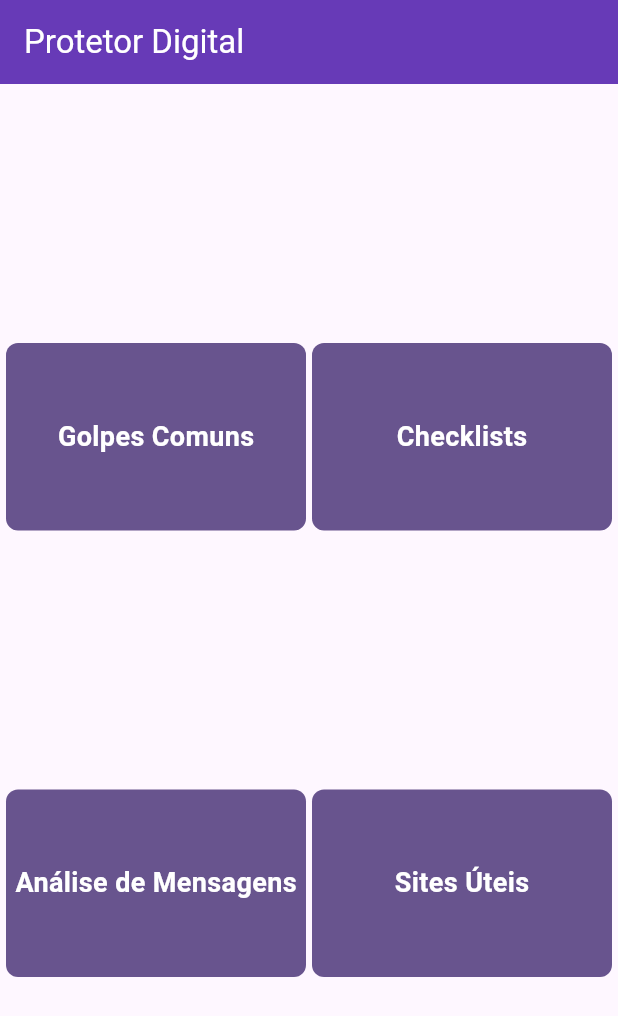
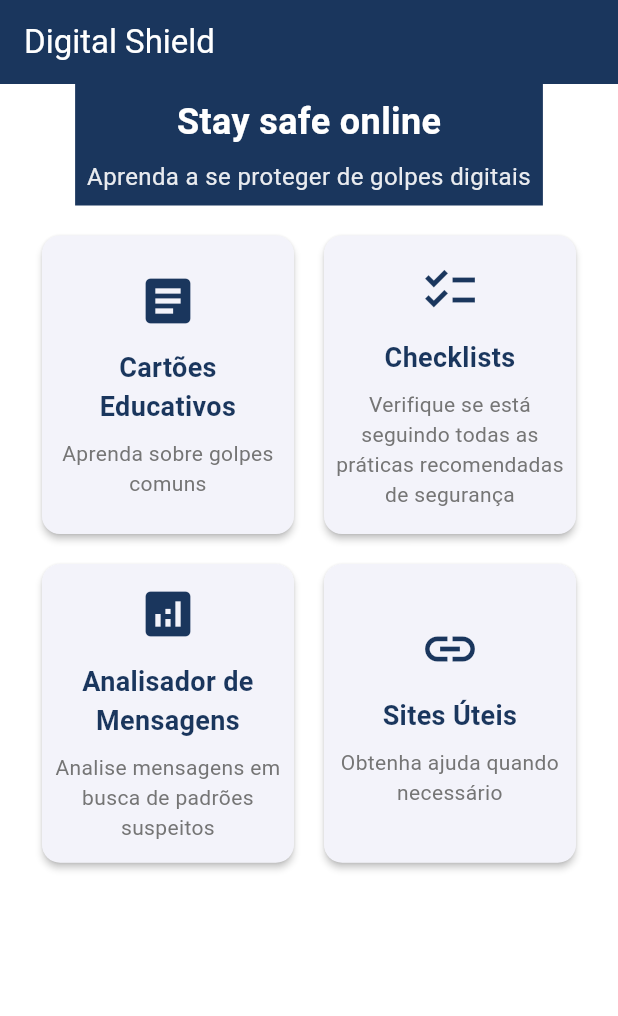
Before and after one commit to matheusclemente/protetor_digital_prototipo, a Flutter app: the MainScreen screen opened directly, on a phone screen of 412 x 824 dp. Shown: the top 1016 px of the screen. Run offline on Flutter 3.47's test engine with Material 3 defaults, Android fonts, the phone set to English and light mode, and no system bars; our stand-ins replace introduction_screen.

Commit message:
Adjusting home page layout

```diff
--- a/lib/features/cards/cards_screen.dart
+++ b/lib/features/cards/cards_screen.dart
@@ -1,5 +1,5 @@
 import 'package:flutter/material.dart';
-import 'package:protetor_digital_prototipo/i18n/strings.g.dart';
+
 import 'package:protetor_digital_prototipo/features/cards/card_details_screen.dart';
 
 class CardsScreen extends StatelessWidget {
@@ -12,10 +12,10 @@ class CardsScreen extends StatelessWidget {
       ),
       body: Center(
         child: ListView.separated(
-          itemCount: t.cardsScreen.details.length,
+          itemCount: 4,
           itemBuilder: (BuildContext context, int index) {
             return ListTile(
-              title: Text(t.cardsScreen.details[index].title),
+              title: Text(['Golpes Bancários', 'Phishing', 'Falsificação de Sites', 'Fraudes em Compras Online'][index]),
               onTap: () {
                 Navigator.push(
                     context,
--- a/lib/features/checklists/checklist_details_screen.dart
+++ b/lib/features/checklists/checklist_details_screen.dart
@@ -6,10 +6,10 @@ class ChecklistDetailsScreen extends StatefulWidget {
   final int checklistIndex;
 
   @override
-  State<ChecklistDetailsScreen> createState() => _ChecklistDetailsScreen();
+  State<ChecklistDetailsScreen> createState() => _ChecklistDetailsScreenState();
 }
 
-class _ChecklistDetailsScreen extends State<ChecklistDetailsScreen> {
+class _ChecklistDetailsScreenState extends State<ChecklistDetailsScreen> {
   var isButtonPressed = [false, false, false, false];
 
   @override
--- a/lib/features/message_analyzer/message_analyzer_screen.dart
+++ b/lib/features/message_analyzer/message_analyzer_screen.dart
@@ -1,5 +1,4 @@
 import 'package:flutter/material.dart';
-import 'package:protetor_digital_prototipo/i18n/strings.g.dart';
 import 'package:http/http.dart' as http;
 import 'dart:convert';
 
@@ -47,7 +46,7 @@ class _MessageAnalyzerScreenState extends State<MessageAnalyzerScreen> {
   Widget build(BuildContext context) {
     return Scaffold(
       appBar: AppBar(
-        title: Text(t.messageAnalyzerScreen.title),
+        title: Text('Analisador de Mensagens'),
       ),
       body: SizedBox.expand(
         child: Padding(
--- a/lib/main.dart
+++ b/lib/main.dart
@@ -1,14 +1,18 @@
 import 'package:flutter/foundation.dart';
 import 'package:flutter/material.dart';
+
 import 'package:flutter/services.dart';
 import 'package:introduction_screen/introduction_screen.dart';
-import 'package:protetor_digital_prototipo/i18n/strings.g.dart';
+
 import 'package:protetor_digital_prototipo/features/cards/cards_screen.dart';
 import 'package:protetor_digital_prototipo/features/message_analyzer/message_analyzer_screen.dart';
 import 'package:protetor_digital_prototipo/features/useful_links/useful_links_screen.dart';
 import 'package:protetor_digital_prototipo/features/checklists/checklist_screen.dart';
 
 void main() => runApp(const App());
+
+const Color primaryColor = Color(0xFF1A365D); // hsl(222.2 47.4% 11.2%)
+const Color secondaryColor = Color(0xFFE2E8F0); // hsl(210 40% 96.1%)
 
 class App extends StatelessWidget {
   const App({super.key});
@@ -25,11 +29,25 @@ class App extends StatelessWidget {
       home: const OnBoardingPage(),
       theme: ThemeData(
         colorScheme: ColorScheme.fromSeed(
-          seedColor: Colors.deepPurple,
+          seedColor: primaryColor,
+          primary: primaryColor,
+          secondary: secondaryColor,
+          background: Colors.white,
         ),
-        appBarTheme: const AppBarTheme(
-          backgroundColor: Colors.deepPurple,
+        scaffoldBackgroundColor: Colors.white,
+        appBarTheme: AppBarTheme(
+          backgroundColor: primaryColor,
           foregroundColor: Colors.white,
+          iconTheme: IconThemeData(color: Colors.white),
+        ),
+        elevatedButtonTheme: ElevatedButtonThemeData(
+          style: ElevatedButton.styleFrom(
+            backgroundColor: primaryColor,
+            foregroundColor: Colors.white,
+            shape: RoundedRectangleBorder(
+              borderRadius: BorderRadius.circular(8),
+            ),
+          ),
         ),
       ),
     );
@@ -76,23 +94,23 @@ class OnBoardingPageState extends State<OnBoardingPage> {
       ),
       pages: [
         PageViewModel(
-          title: t.introductionScreen.page[0].title,
-          body: t.introductionScreen.page[0].body,
+          title: 'Proteção Contra Golpes',
+          body: 'Aprenda a identificar e prevenir os principais tipos de golpes digitais',
           decoration: pageDecoration,
         ),
         PageViewModel(
-          title: t.introductionScreen.page[1].title,
-          body: t.introductionScreen.page[1].body,
+          title: 'Checklists de Segurança',
+          body: 'Verifique se está seguindo todas as práticas recomendadas de segurança',
           decoration: pageDecoration,
         ),
         PageViewModel(
-          title: t.introductionScreen.page[2].title,
-          body: t.introductionScreen.page[2].body,
+          title: 'Análise de Mensagens',
+          body: 'Verifique automaticamente mensagens suspeitas recebidas',
           decoration: pageDecoration,
         ),
         PageViewModel(
-          title: t.introductionScreen.page[3].title,
-          body: t.introductionScreen.page[3].body,
+          title: 'Recursos Úteis',
+          body: 'Acesso rápido a canais de denúncia e suporte especializado',
           decoration: pageDecoration,
         ),
       ],
@@ -102,7 +120,7 @@ class OnBoardingPageState extends State<OnBoardingPage> {
       nextFlex: 0,
       showBackButton: false,
       baseBtnStyle: ElevatedButton.styleFrom(
-          foregroundColor: Colors.white, backgroundColor: Colors.purple),
+          foregroundColor: Colors.white, backgroundColor: primaryColor),
       next: const Text("Próximo"),
       done: const Text('Vamos começar!',
           style: TextStyle(fontWeight: FontWeight.w600)),
@@ -132,109 +150,134 @@ class OnBoardingPageState extends State<OnBoardingPage> {
 class MainScreen extends StatelessWidget {
   const MainScreen({super.key});
 
-  final buttonTextStyle = const TextStyle(
-      fontWeight: FontWeight.bold, fontSize: 18, color: Colors.white);
-
   @override
   Widget build(BuildContext context) {
     return Scaffold(
       appBar: AppBar(
-        title: const Text('Protetor Digital'),
+        title: const Text('Digital Shield'),
       ),
-      body: Center(
+      body: Column(
+        children: [
+          Container(
+            color: Theme.of(context).primaryColor,
+            padding: const EdgeInsets.all(8),
             child: Column(
-          mainAxisAlignment: MainAxisAlignment.spaceEvenly,
               children: [
-            Row(
-              mainAxisAlignment: MainAxisAlignment.spaceEvenly,
-              children: [
-                GestureDetector(
-                  onTap: () {
-                    Navigator.push(
-                      context,
-                      MaterialPageRoute(
-                          builder: (context) => const CardsScreen()),
-                    );
-                  },
-                  child: Container(
-                    alignment: Alignment.center,
-                    width: 200,
-                    height: 125,
-                    decoration: BoxDecoration(
-                      color: Theme.of(context).primaryColor,
-                      borderRadius: BorderRadius.circular(8),
-                    ),
-                    child: Text(t.cardsScreen.title, style: buttonTextStyle),
+                Text(
+                  'Stay safe online',
+                  style: TextStyle(
+                    color: Colors.white,
+                    fontSize: 24,
+                    fontWeight: FontWeight.bold
                   ),
                 ),
-                GestureDetector(
-                  onTap: () {
-                    Navigator.push(
+                const SizedBox(height: 8),
+                Text(
+                  'Aprenda a se proteger de golpes digitais',
+                  style: TextStyle(
+                    color: Colors.white.withOpacity(0.9),
+                    fontSize: 16
+                  ),
+                  textAlign: TextAlign.center,
+                ),
+              ],
+            ),
+          ),
+          Expanded(
+            child: Padding(
+              padding: const EdgeInsets.all(8),
+              child: GridView.count(
+                crossAxisCount: 2,
+                childAspectRatio: 0.85,
+                mainAxisSpacing: 12,
+                crossAxisSpacing: 12,
+                padding: EdgeInsets.symmetric(horizontal: 16, vertical: 8),
+                children: [
+                  _buildFeatureCard(
                     context,
-                      MaterialPageRoute(
-                          builder: (context) => const ChecklistScreen()),
-                    );
-                  },
-                  child: Container(
-                    alignment: Alignment.center,
-                    width: 200,
-                    height: 125,
-                    decoration: BoxDecoration(
-                      color: Theme.of(context).primaryColor,
-                      borderRadius: BorderRadius.circular(8),
+                    Icons.article,
+                    'Cartões Educativos',
+                    () => Navigator.push(context, MaterialPageRoute(builder: (_) => const CardsScreen())),
                   ),
-                    child: Text("Checklists", style: buttonTextStyle),
+                  _buildFeatureCard(
+                    context,
+                    Icons.checklist,
+                    'Checklists',
+                    () => Navigator.push(context, MaterialPageRoute(builder: (_) => const ChecklistScreen())),
+                  ),
+                  _buildFeatureCard(
+                    context,
+                    Icons.analytics,
+                    'Analisador de Mensagens',
+                    () => Navigator.push(context, MaterialPageRoute(builder: (_) => const MessageAnalyzerScreen())),
+                  ),
+                  _buildFeatureCard(
+                    context,
+                    Icons.link,
+                    'Sites Úteis',
+                    () => Navigator.push(context, MaterialPageRoute(builder: (_) => const UsefulLinksScreen())),
+                  ),
+                ],
+              ),
             ),
           ),
         ],
       ),
-            Row(
-              mainAxisAlignment: MainAxisAlignment.spaceEvenly,
+    );
+  }
+
+  Widget _buildFeatureCard(BuildContext context, IconData icon, String title, VoidCallback onTap) {
+    return Card(
+      elevation: 2,
+      child: InkWell(
+        onTap: onTap,
+        borderRadius: BorderRadius.circular(8),
+        hoverColor: Colors.grey.withOpacity(0.1),
+        child: Padding(
+          padding: const EdgeInsets.all(8),
+          child: Column(
+            mainAxisAlignment: MainAxisAlignment.center,
             children: [
-                GestureDetector(
-                  onTap: () {
-                    Navigator.push(
-                      context,
-                      MaterialPageRoute(
-                          builder: (context) => const MessageAnalyzerScreen()),
-                    );
-                  },
-                  child: Container(
-                    alignment: Alignment.center,
-                    width: 200,
-                    height: 125,
-                    decoration: BoxDecoration(
-                      color: Theme.of(context).primaryColor,
-                      borderRadius: BorderRadius.circular(8),
+              Icon(icon, size: 40, color: Theme.of(context).primaryColor),
+              const SizedBox(height: 12),
+              Text(
+                title,
+                style: TextStyle(
+                  fontSize: 18,
+                  fontWeight: FontWeight.w600,
+                  color: Theme.of(context).primaryColor
                 ),
-                    child: Text(t.messageAnalyzerScreen.title,
-                        style: buttonTextStyle),
+                textAlign: TextAlign.center,
               ),
+              const SizedBox(height: 8),
+              Text(
+                _getDescription(title),
+                style: TextStyle(
+                  fontSize: 14,
+                  color: Colors.grey[600],
+                  height: 1.4
                 ),
-                GestureDetector(
-                  onTap: () {
-                    Navigator.push(
-                      context,
-                      MaterialPageRoute(
-                          builder: (context) => const UsefulLinksScreen()),
-                    );
-                  },
-                  child: Container(
-                    alignment: Alignment.center,
-                    width: 200,
-                    height: 125,
-                    decoration: BoxDecoration(
-                      color: Theme.of(context).primaryColor,
-                      borderRadius: BorderRadius.circular(8),
-                    ),
-                    child: Text("Sites Úteis", style: buttonTextStyle),
-                  ),
-                ),
-              ],
+                textAlign: TextAlign.center,
               ),
             ],
           ),
         ),
+      ),
     );
   }
+
+  String _getDescription(String title) {
+    switch (title) {
+      case 'Cartões Educativos':
+        return 'Aprenda sobre golpes comuns';
+      case 'Checklists':
+        return 'Verifique se está seguindo todas as práticas recomendadas de segurança';
+      case 'Analisador de Mensagens':
+        return 'Analise mensagens em busca de padrões suspeitos';
+      case 'Sites Úteis':
+        return 'Obtenha ajuda quando necessário';
+      default:
+        return '';
     }
+  }
+}
```
Also changed, not shown: lib/features/cards/card_details_screen.dart (+76 -18 lines), lib/i18n/strings.i18n.json (deleted, +0 -119 lines), pubspec.yaml (+8 -4 lines), lib/i18n/strings.g.dart (deleted), pubspec.lock, 1 other file. Lines whose indentation alone changed are shown as unchanged.
